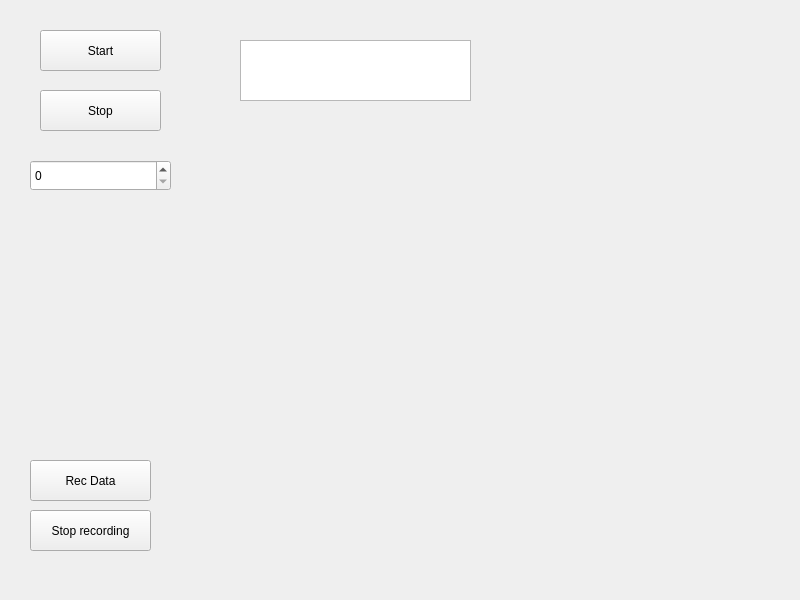
First picture: the form in ExerciseWindow.ui, repository Dajana9/MPU6050-Rpi2-Qt, before the edit.
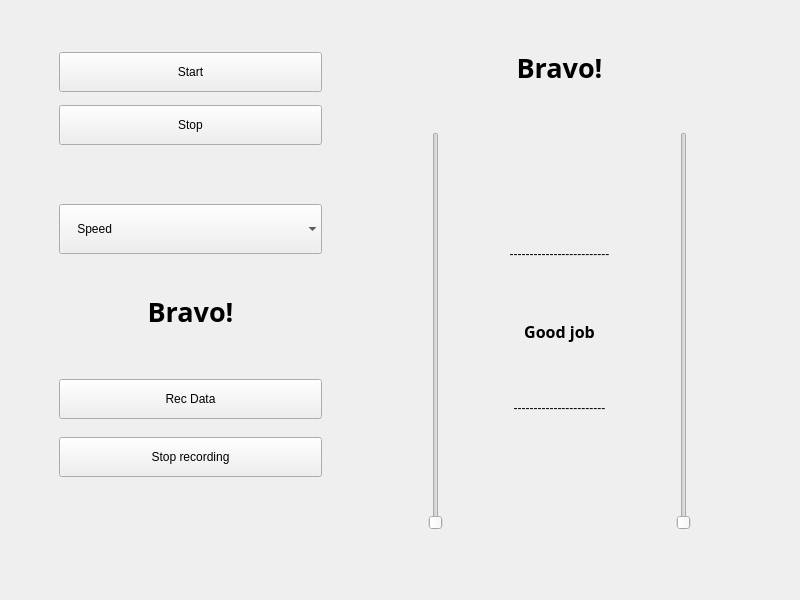
Second picture: the form after the edit.

Commit message: layouts done velocity, position on going :)

Patch:
```diff
--- a/ExerciseWindow.ui
+++ b/ExerciseWindow.ui
@@ -14,78 +14,463 @@
    <string>MainWindow</string>
   </property>
   <widget class="QWidget" name="centralwidget">
-   <widget class="QPushButton" name="recData">
-    <property name="geometry">
-     <rect>
-      <x>30</x>
-      <y>460</y>
-      <width>121</width>
-      <height>41</height>
-     </rect>
+   <layout class="QGridLayout" name="gridLayout_2">
+    <property name="bottomMargin">
+     <number>30</number>
     </property>
-    <property name="text">
-     <string>Rec Data</string>
-    </property>
-   </widget>
-   <widget class="QPushButton" name="start">
-    <property name="geometry">
-     <rect>
-      <x>40</x>
-      <y>30</y>
-      <width>121</width>
-      <height>41</height>
-     </rect>
-    </property>
-    <property name="text">
-     <string>Start</string>
-    </property>
-   </widget>
-   <widget class="QTextEdit" name="toDo">
-    <property name="geometry">
-     <rect>
-      <x>240</x>
-      <y>40</y>
-      <width>231</width>
-      <height>61</height>
-     </rect>
-    </property>
-   </widget>
-   <widget class="QPushButton" name="stop">
-    <property name="geometry">
-     <rect>
-      <x>40</x>
-      <y>90</y>
-      <width>121</width>
-      <height>41</height>
-     </rect>
-    </property>
-    <property name="text">
-     <string>Stop</string>
-    </property>
-   </widget>
-   <widget class="QPushButton" name="stopRec">
-    <property name="geometry">
-     <rect>
-      <x>30</x>
-      <y>510</y>
-      <width>121</width>
-      <height>41</height>
-     </rect>
-    </property>
-    <property name="text">
-     <string>Stop recording</string>
-    </property>
-   </widget>
-   <widget class="QSpinBox" name="speedInterval">
-    <property name="geometry">
-     <rect>
-      <x>30</x>
-      <y>160</y>
-      <width>141</width>
-      <height>31</height>
-     </rect>
-    </property>
-   </widget>
+    <item row="0" column="2">
+     <spacer name="horizontalSpacer">
+      <property name="orientation">
+       <enum>Qt::Horizontal</enum>
+      </property>
+      <property name="sizeType">
+       <enum>QSizePolicy::Fixed</enum>
+      </property>
+      <property name="sizeHint" stdset="0">
+       <size>
+        <width>100</width>
+        <height>100</height>
+       </size>
+      </property>
+     </spacer>
+    </item>
+    <item row="0" column="3">
+     <layout class="QVBoxLayout" name="verticalLayout_2">
+      <item>
+       <spacer name="verticalSpacer_8">
+        <property name="orientation">
+         <enum>Qt::Vertical</enum>
+        </property>
+        <property name="sizeType">
+         <enum>QSizePolicy::Preferred</enum>
+        </property>
+        <property name="sizeHint" stdset="0">
+         <size>
+          <width>20</width>
+          <height>40</height>
+         </size>
+        </property>
+       </spacer>
+      </item>
+      <item>
+       <widget class="QLabel" name="addText">
+        <property name="sizePolicy">
+         <sizepolicy hsizetype="Preferred" vsizetype="Fixed">
+          <horstretch>0</horstretch>
+          <verstretch>0</verstretch>
+         </sizepolicy>
+        </property>
+        <property name="font">
+         <font>
+          <family>Norasi</family>
+          <pointsize>20</pointsize>
+          <weight>75</weight>
+          <bold>true</bold>
+         </font>
+        </property>
+        <property name="text">
+         <string>Bravo!</string>
+        </property>
+        <property name="alignment">
+         <set>Qt::AlignCenter</set>
+        </property>
+        <property name="margin">
+         <number>6</number>
+        </property>
+       </widget>
+      </item>
+      <item>
+       <spacer name="verticalSpacer_10">
+        <property name="orientation">
+         <enum>Qt::Vertical</enum>
+        </property>
+        <property name="sizeType">
+         <enum>QSizePolicy::Preferred</enum>
+        </property>
+        <property name="sizeHint" stdset="0">
+         <size>
+          <width>220</width>
+          <height>40</height>
+         </size>
+        </property>
+       </spacer>
+      </item>
+      <item>
+       <layout class="QGridLayout" name="gridLayout">
+        <property name="sizeConstraint">
+         <enum>QLayout::SetMaximumSize</enum>
+        </property>
+        <item row="1" column="1">
+         <widget class="QLabel" name="label_3">
+          <property name="font">
+           <font>
+            <family>STIXIntegralsD</family>
+            <pointsize>12</pointsize>
+            <weight>75</weight>
+            <bold>true</bold>
+           </font>
+          </property>
+          <property name="text">
+           <string>Good job</string>
+          </property>
+          <property name="alignment">
+           <set>Qt::AlignCenter</set>
+          </property>
+         </widget>
+        </item>
+        <item row="2" column="1">
+         <widget class="QLabel" name="label_2">
+          <property name="text">
+           <string>-----------------------</string>
+          </property>
+          <property name="alignment">
+           <set>Qt::AlignHCenter|Qt::AlignTop</set>
+          </property>
+         </widget>
+        </item>
+        <item row="0" column="0" rowspan="3">
+         <widget class="QSlider" name="yGyroSlider">
+          <property name="orientation">
+           <enum>Qt::Vertical</enum>
+          </property>
+         </widget>
+        </item>
+        <item row="0" column="2" rowspan="3">
+         <widget class="QSlider" name="xGyroSlider">
+          <property name="orientation">
+           <enum>Qt::Vertical</enum>
+          </property>
+         </widget>
+        </item>
+        <item row="0" column="1">
+         <widget class="QLabel" name="label">
+          <property name="text">
+           <string>-------------------------</string>
+          </property>
+          <property name="alignment">
+           <set>Qt::AlignBottom|Qt::AlignHCenter</set>
+          </property>
+         </widget>
+        </item>
+        <item row="3" column="1">
+         <spacer name="verticalSpacer_5">
+          <property name="orientation">
+           <enum>Qt::Vertical</enum>
+          </property>
+          <property name="sizeType">
+           <enum>QSizePolicy::Minimum</enum>
+          </property>
+          <property name="sizeHint" stdset="0">
+           <size>
+            <width>20</width>
+            <height>40</height>
+           </size>
+          </property>
+         </spacer>
+        </item>
+       </layout>
+      </item>
+     </layout>
+    </item>
+    <item row="0" column="1">
+     <layout class="QVBoxLayout" name="verticalLayout">
+      <property name="sizeConstraint">
+       <enum>QLayout::SetFixedSize</enum>
+      </property>
+      <item>
+       <spacer name="verticalSpacer_6">
+        <property name="orientation">
+         <enum>Qt::Vertical</enum>
+        </property>
+        <property name="sizeType">
+         <enum>QSizePolicy::Preferred</enum>
+        </property>
+        <property name="sizeHint" stdset="0">
+         <size>
+          <width>20</width>
+          <height>50</height>
+         </size>
+        </property>
+       </spacer>
+      </item>
+      <item>
+       <widget class="QPushButton" name="start">
+        <property name="sizePolicy">
+         <sizepolicy hsizetype="Ignored" vsizetype="Preferred">
+          <horstretch>0</horstretch>
+          <verstretch>0</verstretch>
+         </sizepolicy>
+        </property>
+        <property name="minimumSize">
+         <size>
+          <width>0</width>
+          <height>40</height>
+         </size>
+        </property>
+        <property name="text">
+         <string>Start</string>
+        </property>
+       </widget>
+      </item>
+      <item>
+       <spacer name="verticalSpacer">
+        <property name="orientation">
+         <enum>Qt::Vertical</enum>
+        </property>
+        <property name="sizeType">
+         <enum>QSizePolicy::Preferred</enum>
+        </property>
+        <property name="sizeHint" stdset="0">
+         <size>
+          <width>20</width>
+          <height>15</height>
+         </size>
+        </property>
+       </spacer>
+      </item>
+      <item>
+       <widget class="QPushButton" name="stop">
+        <property name="sizePolicy">
+         <sizepolicy hsizetype="Preferred" vsizetype="Preferred">
+          <horstretch>0</horstretch>
+          <verstretch>0</verstretch>
+         </sizepolicy>
+        </property>
+        <property name="minimumSize">
+         <size>
+          <width>0</width>
+          <height>40</height>
+         </size>
+        </property>
+        <property name="text">
+         <string>Stop</string>
+        </property>
+       </widget>
+      </item>
+      <item>
+       <spacer name="verticalSpacer_2">
+        <property name="orientation">
+         <enum>Qt::Vertical</enum>
+        </property>
+        <property name="sizeType">
+         <enum>QSizePolicy::Preferred</enum>
+        </property>
+        <property name="sizeHint" stdset="0">
+         <size>
+          <width>200</width>
+          <height>60</height>
+         </size>
+        </property>
+       </spacer>
+      </item>
+      <item>
+       <widget class="QComboBox" name="speedInterval">
+        <property name="sizePolicy">
+         <sizepolicy hsizetype="Preferred" vsizetype="Preferred">
+          <horstretch>0</horstretch>
+          <verstretch>0</verstretch>
+         </sizepolicy>
+        </property>
+        <property name="minimumSize">
+         <size>
+          <width>0</width>
+          <height>50</height>
+         </size>
+        </property>
+        <property name="layoutDirection">
+         <enum>Qt::LeftToRight</enum>
+        </property>
+        <property name="sizeAdjustPolicy">
+         <enum>QComboBox::AdjustToContents</enum>
+        </property>
+        <property name="frame">
+         <bool>false</bool>
+        </property>
+        <item>
+         <property name="text">
+          <string>    Speed</string>
+         </property>
+        </item>
+        <item>
+         <property name="text">
+          <string>&lt; 20 - 50 &gt;</string>
+         </property>
+        </item>
+        <item>
+         <property name="text">
+          <string>&lt; 50 - 100 &gt;</string>
+         </property>
+        </item>
+        <item>
+         <property name="text">
+          <string>&lt; 100 - 150 &gt;</string>
+         </property>
+        </item>
+        <item>
+         <property name="text">
+          <string>&lt; 150 - 200 &gt;</string>
+         </property>
+        </item>
+       </widget>
+      </item>
+      <item>
+       <spacer name="verticalSpacer_9">
+        <property name="orientation">
+         <enum>Qt::Vertical</enum>
+        </property>
+        <property name="sizeType">
+         <enum>QSizePolicy::Preferred</enum>
+        </property>
+        <property name="sizeHint" stdset="0">
+         <size>
+          <width>20</width>
+          <height>40</height>
+         </size>
+        </property>
+       </spacer>
+      </item>
+      <item>
+       <widget class="QLabel" name="addSpeed">
+        <property name="font">
+         <font>
+          <family>Norasi</family>
+          <pointsize>20</pointsize>
+          <weight>75</weight>
+          <bold>true</bold>
+         </font>
+        </property>
+        <property name="text">
+         <string>Bravo!</string>
+        </property>
+        <property name="alignment">
+         <set>Qt::AlignCenter</set>
+        </property>
+        <property name="margin">
+         <number>6</number>
+        </property>
+       </widget>
+      </item>
+      <item>
+       <spacer name="verticalSpacer_7">
+        <property name="orientation">
+         <enum>Qt::Vertical</enum>
+        </property>
+        <property name="sizeType">
+         <enum>QSizePolicy::Preferred</enum>
+        </property>
+        <property name="sizeHint" stdset="0">
+         <size>
+          <width>20</width>
+          <height>50</height>
+         </size>
+        </property>
+       </spacer>
+      </item>
+      <item>
+       <widget class="QPushButton" name="recData">
+        <property name="sizePolicy">
+         <sizepolicy hsizetype="Preferred" vsizetype="Preferred">
+          <horstretch>0</horstretch>
+          <verstretch>0</verstretch>
+         </sizepolicy>
+        </property>
+        <property name="minimumSize">
+         <size>
+          <width>0</width>
+          <height>40</height>
+         </size>
+        </property>
+        <property name="text">
+         <string>Rec Data</string>
+        </property>
+       </widget>
+      </item>
+      <item>
+       <spacer name="verticalSpacer_3">
+        <property name="orientation">
+         <enum>Qt::Vertical</enum>
+        </property>
+        <property name="sizeType">
+         <enum>QSizePolicy::Preferred</enum>
+        </property>
+        <property name="sizeHint" stdset="0">
+         <size>
+          <width>20</width>
+          <height>20</height>
+         </size>
+        </property>
+       </spacer>
+      </item>
+      <item>
+       <widget class="QPushButton" name="stopRec">
+        <property name="sizePolicy">
+         <sizepolicy hsizetype="Preferred" vsizetype="Preferred">
+          <horstretch>0</horstretch>
+          <verstretch>0</verstretch>
+         </sizepolicy>
+        </property>
+        <property name="minimumSize">
+         <size>
+          <width>0</width>
+          <height>40</height>
+         </size>
+        </property>
+        <property name="text">
+         <string>Stop recording</string>
+        </property>
+       </widget>
+      </item>
+      <item>
+       <spacer name="verticalSpacer_4">
+        <property name="orientation">
+         <enum>Qt::Vertical</enum>
+        </property>
+        <property name="sizeType">
+         <enum>QSizePolicy::Preferred</enum>
+        </property>
+        <property name="sizeHint" stdset="0">
+         <size>
+          <width>20</width>
+          <height>100</height>
+         </size>
+        </property>
+       </spacer>
+      </item>
+     </layout>
+    </item>
+    <item row="0" column="0">
+     <spacer name="horizontalSpacer_3">
+      <property name="orientation">
+       <enum>Qt::Horizontal</enum>
+      </property>
+      <property name="sizeType">
+       <enum>QSizePolicy::Preferred</enum>
+      </property>
+      <property name="sizeHint" stdset="0">
+       <size>
+        <width>50</width>
+        <height>20</height>
+       </size>
+      </property>
+     </spacer>
+    </item>
+    <item row="0" column="4">
+     <spacer name="horizontalSpacer_2">
+      <property name="orientation">
+       <enum>Qt::Horizontal</enum>
+      </property>
+      <property name="sizeType">
+       <enum>QSizePolicy::Preferred</enum>
+      </property>
+      <property name="sizeHint" stdset="0">
+       <size>
+        <width>100</width>
+        <height>20</height>
+       </size>
+      </property>
+     </spacer>
+    </item>
+   </layout>
   </widget>
  </widget>
  <resources/>
```
The commit also changes 15 other files.
